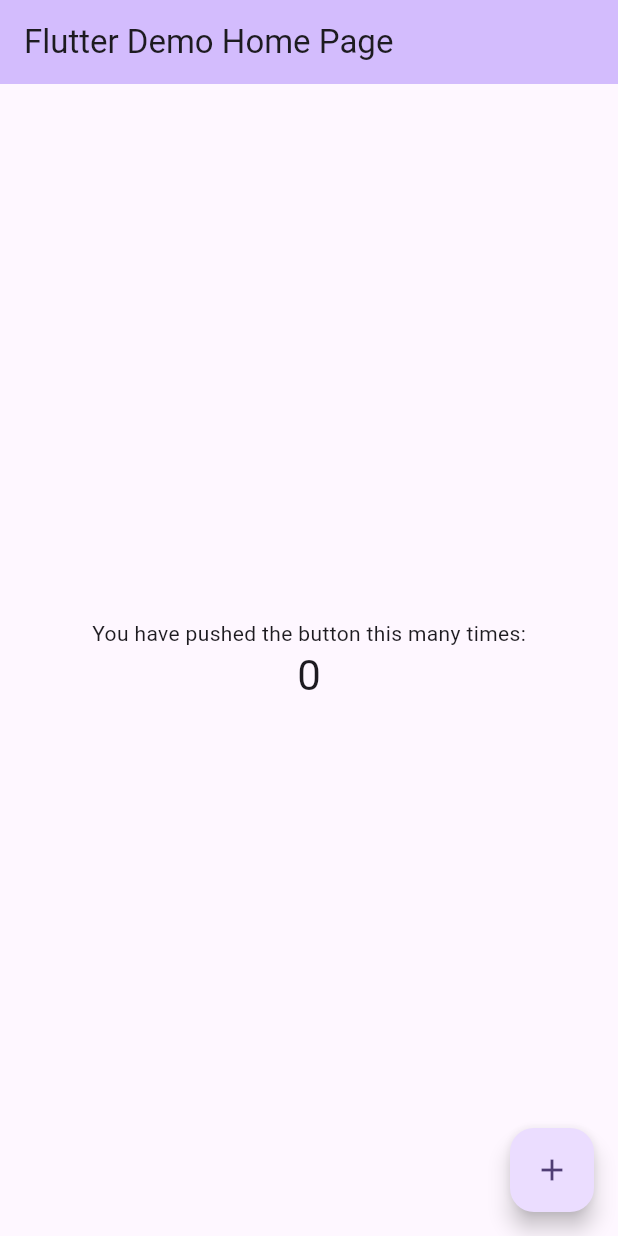
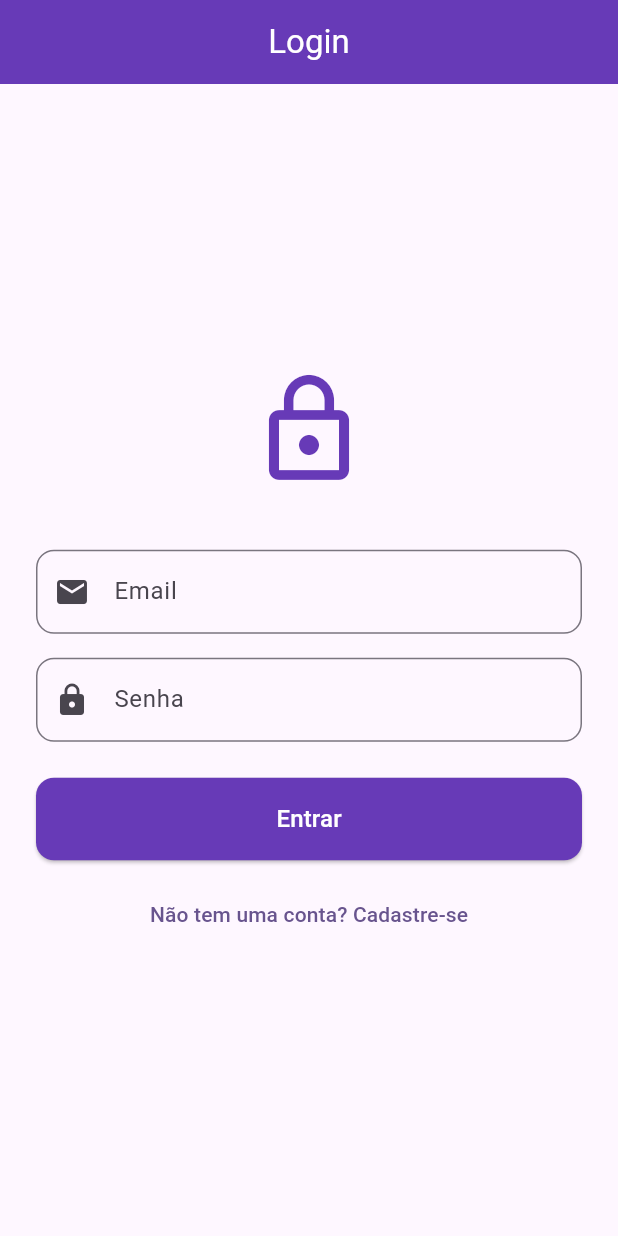
Before and after one commit to 5th-semester/hangout, a Flutter app: the screen it shows after launch, on a phone screen of 412 x 824 dp. Run offline on Flutter 3.47's test engine with Material 3 defaults, Android fonts, the light colour scheme and no system bars.

Commit message:
Criação da interface de Registro e Login

```diff
--- /dev/null
+++ b/lib/interface/login/login.dart
@@ -0,0 +1,87 @@
+import 'package:flutter/material.dart';
+// 1. IMPORTE A TELA DE REGISTRO
+import '../register/register.dart';
+
+class LoginScreen extends StatelessWidget {
+  const LoginScreen({super.key});
+
+  @override
+  Widget build(BuildContext context) {
+    return Scaffold(
+      appBar: AppBar(
+        title: const Text('Login'),
+        centerTitle: true,
+        backgroundColor: Colors.deepPurple,
+        foregroundColor: Colors.white,
+      ),
+      body: Padding(
+        padding: const EdgeInsets.all(24.0),
+        child: Center(
+          child: SingleChildScrollView(
+            child: Column(
+              mainAxisAlignment: MainAxisAlignment.center,
+              crossAxisAlignment: CrossAxisAlignment.stretch,
+              children: <Widget>[
+                const Icon(
+                  Icons.lock_outline,
+                  size: 80,
+                  color: Colors.deepPurple,
+                ),
+                const SizedBox(height: 40),
+                TextField(
+                  keyboardType: TextInputType.emailAddress,
+                  decoration: InputDecoration(
+                    labelText: 'Email',
+                    border: OutlineInputBorder(
+                      borderRadius: BorderRadius.circular(12),
+                    ),
+                    prefixIcon: const Icon(Icons.email),
+                  ),
+                ),
+                const SizedBox(height: 16),
+                TextField(
+                  obscureText: true,
+                  decoration: InputDecoration(
+                    labelText: 'Senha',
+                    border: OutlineInputBorder(
+                      borderRadius: BorderRadius.circular(12),
+                    ),
+                    prefixIcon: const Icon(Icons.lock),
+                  ),
+                ),
+                const SizedBox(height: 24),
+                ElevatedButton(
+                  style: ElevatedButton.styleFrom(
+                    padding: const EdgeInsets.symmetric(vertical: 16.0),
+                    backgroundColor: Colors.deepPurple,
+                    foregroundColor: Colors.white,
+                    shape: RoundedRectangleBorder(
+                      borderRadius: BorderRadius.circular(12),
+                    ),
+                  ),
+                  onPressed: () {},
+                  child: const Text(
+                    'Entrar',
+                    style: TextStyle(fontSize: 16),
+                  ),
+                ),
+                const SizedBox(height: 12),
+                TextButton(
+                  // 2. ADICIONE A NAVEGAÇÃO AQUI
+                  onPressed: () {
+                    Navigator.push(
+                      context,
+                      MaterialPageRoute(
+                          builder: (context) => const RegisterScreen()),
+                    );
+                  },
+                  child: const Text('Não tem uma conta? Cadastre-se'),
+                )
+              ],
+            ),
+          ),
+        ),
+      ),
+    );
+  }
+}
--- a/lib/main.dart
+++ b/lib/main.dart
@@ -1,4 +1,5 @@
 import 'package:flutter/material.dart';
+import 'interface/login/login.dart'; // 1. Importe a sua tela de login
 
 void main() {
   runApp(const MyApp());
@@ -7,116 +8,16 @@ void main() {
 class MyApp extends StatelessWidget {
   const MyApp({super.key});
 
-  // This widget is the root of your application.
   @override
   Widget build(BuildContext context) {
     return MaterialApp(
-      title: 'Flutter Demo',
+      title: 'Login App',
+      debugShowCheckedModeBanner: false, // Remove a faixa de "Debug"
       theme: ThemeData(
-        // This is the theme of your application.
-        //
-        // TRY THIS: Try running your application with "flutter run". You'll see
-        // the application has a purple toolbar. Then, without quitting the app,
-        // try changing the seedColor in the colorScheme below to Colors.green
-        // and then invoke "hot reload" (save your changes or press the "hot
-        // reload" button in a Flutter-supported IDE, or press "r" if you used
-        // the command line to start the app).
-        //
-        // Notice that the counter didn't reset back to zero; the application
-        // state is not lost during the reload. To reset the state, use hot
-        // restart instead.
-        //
-        // This works for code too, not just values: Most code changes can be
-        // tested with just a hot reload.
         colorScheme: ColorScheme.fromSeed(seedColor: Colors.deepPurple),
+        useMaterial3: true,
       ),
-      home: const MyHomePage(title: 'Flutter Demo Home Page'),
+      home: const LoginScreen(), // 2. Chame a LoginScreen aqui
     );
   }
 }
-
-class MyHomePage extends StatefulWidget {
-  const MyHomePage({super.key, required this.title});
-
-  // This widget is the home page of your application. It is stateful, meaning
-  // that it has a State object (defined below) that contains fields that affect
-  // how it looks.
-
-  // This class is the configuration for the state. It holds the values (in this
-  // case the title) provided by the parent (in this case the App widget) and
-  // used by the build method of the State. Fields in a Widget subclass are
-  // always marked "final".
-
-  final String title;
-
-  @override
-  State<MyHomePage> createState() => _MyHomePageState();
-}
-
-class _MyHomePageState extends State<MyHomePage> {
-  int _counter = 0;
-
-  void _incrementCounter() {
-    setState(() {
-      // This call to setState tells the Flutter framework that something has
-      // changed in this State, which causes it to rerun the build method below
-      // so that the display can reflect the updated values. If we changed
-      // _counter without calling setState(), then the build method would not be
-      // called again, and so nothing would appear to happen.
-      _counter++;
-    });
-  }
-
-  @override
-  Widget build(BuildContext context) {
-    // This method is rerun every time setState is called, for instance as done
-    // by the _incrementCounter method above.
-    //
-    // The Flutter framework has been optimized to make rerunning build methods
-    // fast, so that you can just rebuild anything that needs updating rather
-    // than having to individually change instances of widgets.
-    return Scaffold(
-      appBar: AppBar(
-        // TRY THIS: Try changing the color here to a specific color (to
-        // Colors.amber, perhaps?) and trigger a hot reload to see the AppBar
-        // change color while the other colors stay the same.
-        backgroundColor: Theme.of(context).colorScheme.inversePrimary,
-        // Here we take the value from the MyHomePage object that was created by
-        // the App.build method, and use it to set our appbar title.
-        title: Text(widget.title),
-      ),
-      body: Center(
-        // Center is a layout widget. It takes a single child and positions it
-        // in the middle of the parent.
-        child: Column(
-          // Column is also a layout widget. It takes a list of children and
-          // arranges them vertically. By default, it sizes itself to fit its
-          // children horizontally, and tries to be as tall as its parent.
-          //
-          // Column has various properties to control how it sizes itself and
-          // how it positions its children. Here we use mainAxisAlignment to
-          // center the children vertically; the main axis here is the vertical
-          // axis because Columns are vertical (the cross axis would be
-          // horizontal).
-          //
-          // TRY THIS: Invoke "debug painting" (choose the "Toggle Debug Paint"
-          // action in the IDE, or press "p" in the console), to see the
-          // wireframe for each widget.
-          mainAxisAlignment: MainAxisAlignment.center,
-          children: <Widget>[
-            const Text('You have pushed the button this many times:'),
-            Text(
-              '$_counter',
-              style: Theme.of(context).textTheme.headlineMedium,
-            ),
-          ],
-        ),
-      ),
-      floatingActionButton: FloatingActionButton(
-        onPressed: _incrementCounter,
-        tooltip: 'Increment',
-        child: const Icon(Icons.add),
-      ), // This trailing comma makes auto-formatting nicer for build methods.
-    );
-  }
-}
```
Also changed, not shown: lib/interface/register/register.dart (added, +117 -0 lines).
